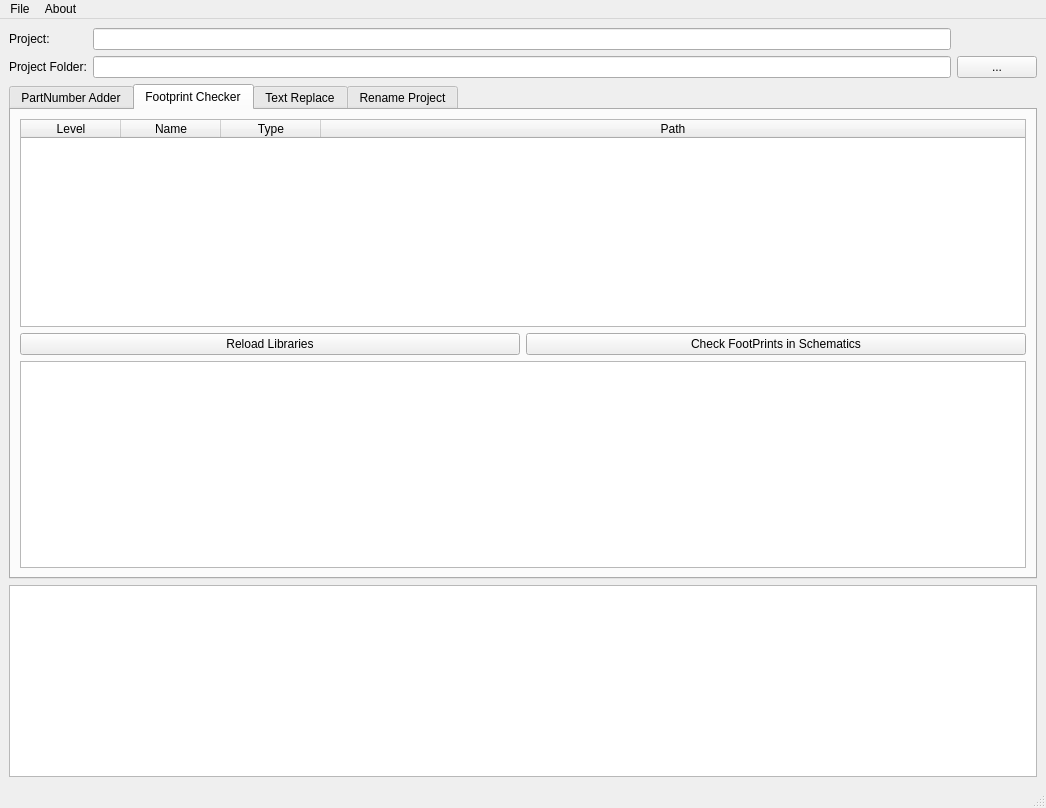
Qt form res/mainwindow.ui (computergeek1507/KicadHelper) before a commit.
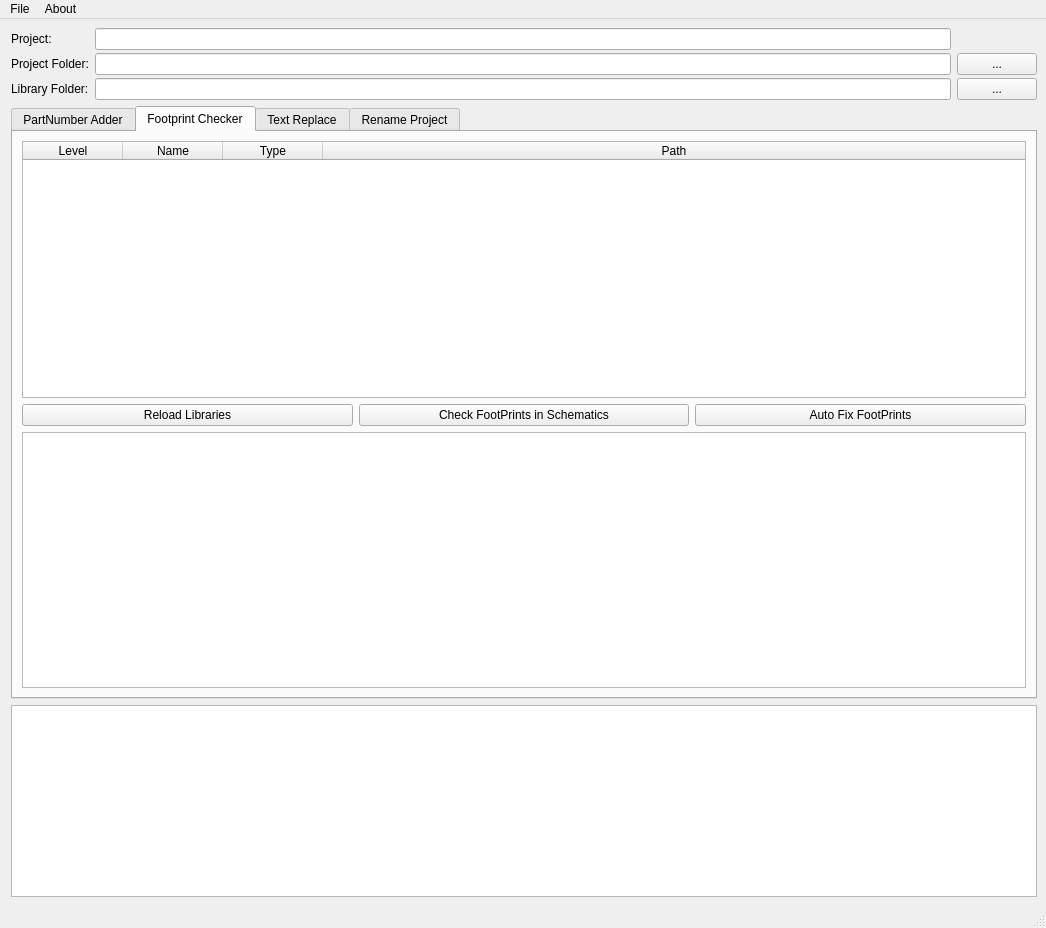
The same form after that commit. The open tabs and pages were chosen to show the change. Icons and pictures are not drawn.

```diff
--- a/res/mainwindow.ui
+++ b/res/mainwindow.ui
@@ -7,7 +7,7 @@
     <x>0</x>
     <y>0</y>
     <width>1046</width>
-    <height>808</height>
+    <height>928</height>
    </rect>
   </property>
   <property name="windowTitle">
@@ -19,8 +19,28 @@
   </property>
   <widget class="QWidget" name="centralwidget">
    <layout class="QVBoxLayout" name="verticalLayout">
+    <property name="leftMargin">
+     <number>11</number>
+    </property>
     <item>
      <layout class="QGridLayout" name="gridLayout">
+      <property name="verticalSpacing">
+       <number>3</number>
+      </property>
+      <item row="1" column="1">
+       <widget class="QLineEdit" name="leProjectFolder">
+        <property name="readOnly">
+         <bool>true</bool>
+        </property>
+       </widget>
+      </item>
+      <item row="0" column="0">
+       <widget class="QLabel" name="label">
+        <property name="text">
+         <string>Project:</string>
+        </property>
+       </widget>
+      </item>
       <item row="0" column="1">
        <widget class="QLineEdit" name="leProject">
         <property name="readOnly">
@@ -28,6 +48,13 @@
         </property>
        </widget>
       </item>
+      <item row="1" column="0">
+       <widget class="QLabel" name="label_3">
+        <property name="text">
+         <string>Project Folder:</string>
+        </property>
+       </widget>
+      </item>
       <item row="1" column="2">
        <widget class="QPushButton" name="pbProjectFolder">
         <property name="sizePolicy">
@@ -47,24 +74,20 @@
         </property>
        </widget>
       </item>
-      <item row="1" column="0">
-       <widget class="QLabel" name="label_3">
-        <property name="text">
-         <string>Project Folder:</string>
-        </property>
-       </widget>
+      <item row="2" column="1">
+       <widget class="QLineEdit" name="leLibraryFolder"/>
       </item>
-      <item row="0" column="0">
-       <widget class="QLabel" name="label">
+      <item row="2" column="0">
+       <widget class="QLabel" name="label_2">
         <property name="text">
-         <string>Project:</string>
+         <string>Library Folder:</string>
         </property>
        </widget>
       </item>
-      <item row="1" column="1">
-       <widget class="QLineEdit" name="leProjectFolder">
-        <property name="readOnly">
-         <bool>true</bool>
+      <item row="2" column="2">
+       <widget class="QPushButton" name="pbLibraryFolder">
+        <property name="text">
+         <string>...</string>
         </property>
        </widget>
       </item>
@@ -73,7 +96,7 @@
     <item>
      <widget class="QTabWidget" name="tabWidget">
       <property name="currentIndex">
-       <number>0</number>
+       <number>1</number>
       </property>
       <widget class="QWidget" name="tabPartNumber">
        <attribute name="title">
@@ -162,25 +185,8 @@
        <attribute name="title">
         <string>Footprint Checker</string>
        </attribute>
-       <layout class="QGridLayout" name="gridLayout_3">
-        <item row="3" column="0" colspan="2">
-         <widget class="QListWidget" name="lwResults"/>
-        </item>
-        <item row="2" column="0">
-         <widget class="QPushButton" name="pbReloadLibraries">
-          <property name="text">
-           <string>Reload Libraries</string>
-          </property>
-         </widget>
-        </item>
-        <item row="2" column="1">
-         <widget class="QPushButton" name="pbCheckFP">
-          <property name="text">
-           <string>Check FootPrints in Schematics</string>
-          </property>
-         </widget>
-        </item>
-        <item row="1" column="0" colspan="2">
+       <layout class="QVBoxLayout" name="verticalLayout_4">
+        <item>
          <widget class="QTableWidget" name="twLibraries">
           <attribute name="horizontalHeaderStretchLastSection">
            <bool>true</bool>
@@ -213,6 +219,34 @@
           </column>
          </widget>
         </item>
+        <item>
+         <layout class="QHBoxLayout" name="horizontalLayout_3">
+          <item>
+           <widget class="QPushButton" name="pbReloadLibraries">
+            <property name="text">
+             <string>Reload Libraries</string>
+            </property>
+           </widget>
+          </item>
+          <item>
+           <widget class="QPushButton" name="pbCheckFP">
+            <property name="text">
+             <string>Check FootPrints in Schematics</string>
+            </property>
+           </widget>
+          </item>
+          <item>
+           <widget class="QPushButton" name="pbFixFP">
+            <property name="text">
+             <string>Auto Fix FootPrints</string>
+            </property>
+           </widget>
+          </item>
+         </layout>
+        </item>
+        <item>
+         <widget class="QListWidget" name="lwResults"/>
+        </item>
        </layout>
       </widget>
       <widget class="QWidget" name="tabReplace">
@@ -367,7 +401,7 @@
      <x>0</x>
      <y>0</y>
      <width>1046</width>
-     <height>21</height>
+     <height>26</height>
     </rect>
    </property>
    <widget class="QMenu" name="menuFile">
@@ -393,6 +427,7 @@
     </widget>
     <addaction name="actionOpen_Project"/>
     <addaction name="actionReload_Project"/>
+    <addaction name="actionSet_Library_Folder"/>
     <addaction name="separator"/>
     <addaction name="menuImport"/>
     <addaction name="menuExport"/>
@@ -476,6 +511,11 @@
     <string>Override Existing Parts</string>
    </property>
   </action>
+  <action name="actionSet_Library_Folder">
+   <property name="text">
+    <string>Set Library Folder</string>
+   </property>
+  </action>
  </widget>
  <resources>
   <include location="KicadHelper.qrc"/>
```
